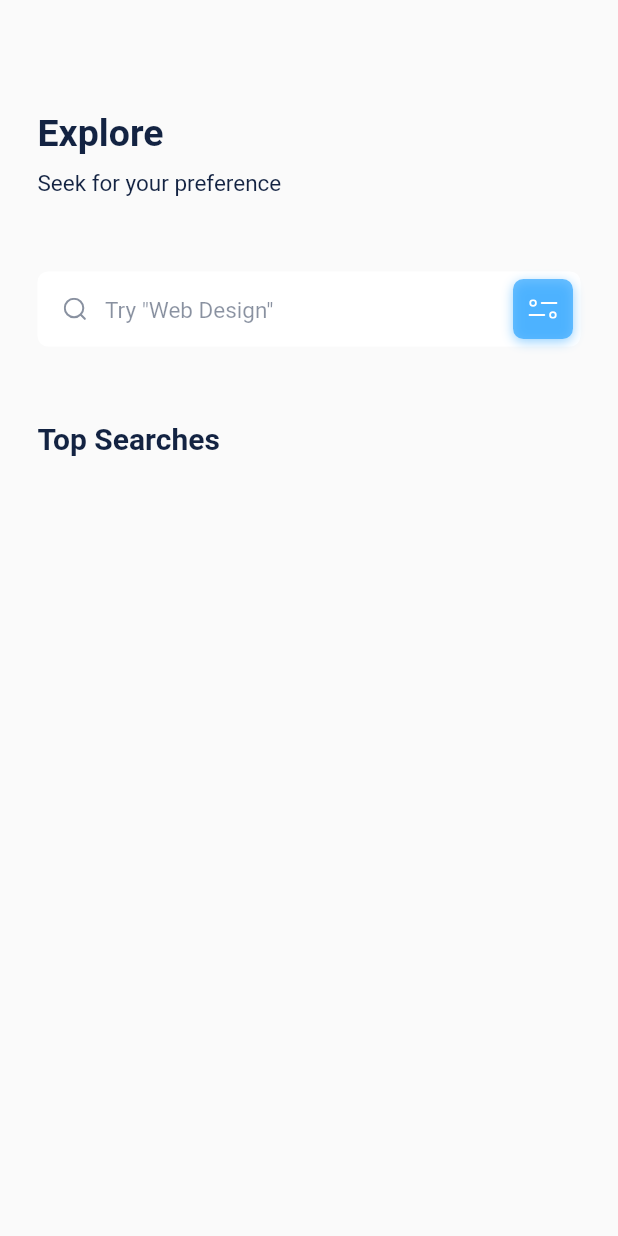
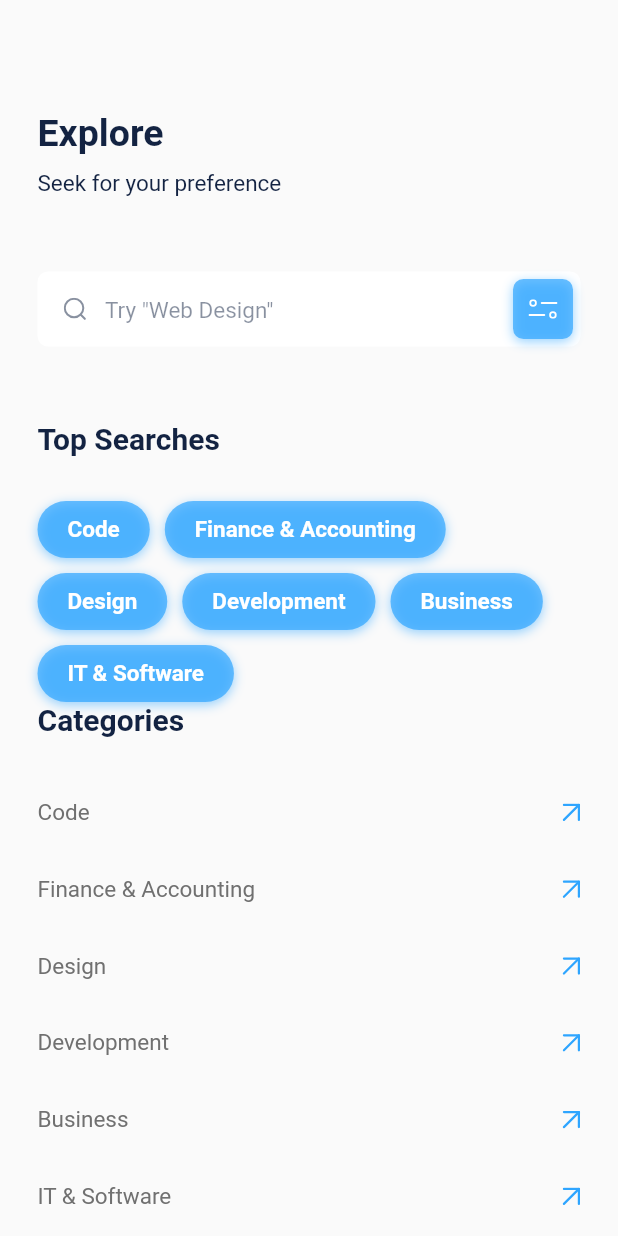
Before and after one commit to shin-nguyen/st_school_app, a Flutter app: the SearchsPage screen opened directly, on a phone screen of 412 x 824 dp. Run offline on Flutter 3.47's test engine with Material 2 defaults, Android fonts, the phone set to English and light mode, and no system bars; our stand-ins replace bottom_navy_bar, chewie, flutter_svg, font_awesome_flutter, get, video_player; missing offline and left inert: dart:html, jwt_decode, pay.

Commit message:
Update search

```diff
--- /dev/null
+++ b/lib/models/category.dart
@@ -0,0 +1,33 @@
+import 'package:flutter/material.dart';
+import 'package:font_awesome_flutter/font_awesome_flutter.dart';
+
+class Category {
+  final String title;
+  final String icon;
+
+  Category(this.title, this.icon);
+}
+
+List<Category> categoryJson = [
+  Category('Code', 'assets/images/code_icon.svg'),
+  Category('Finance & Accounting', 'assets/images/bag_icon.svg'),
+  Category('Design', 'assets/images/brush_icon.svg'),
+  Category('Development', 'assets/images/bag_icon.svg'),
+  Category('Business', 'assets/images/bag_icon.svg'),
+  Category('IT & Software', 'assets/images/bag_icon.svg'),
+];
+
+List<Category> allCategories = [
+  Category('Code', 'assets/images/code_icon.svg'),
+  Category('Finance & Accounting', 'assets/images/bag_icon.svg'),
+  Category('Design', 'assets/images/brush_icon.svg'),
+  Category('Development', 'assets/images/bag_icon.svg'),
+  Category('Business', 'assets/images/bag_icon.svg'),
+  Category('IT & Software', 'assets/images/bag_icon.svg'),
+  Category('Photography & Video', 'assets/images/bag_icon.svg'),
+  Category('Marketing', 'assets/images/bag_icon.svg'),
+  Category('Lifestyle', 'assets/images/bag_icon.svg'),
+  Category('Office Productivity', 'assets/images/bag_icon.svg'),
+  Category('Music', 'assets/images/bag_icon.svg'),
+  Category('Personal Development', 'assets/images/bag_icon.svg'),
+];
--- a/lib/screens/home/search/searchs-page.dart
+++ b/lib/screens/home/search/searchs-page.dart
@@ -1,15 +1,10 @@
-import 'dart:convert';
-
 import 'package:flutter/material.dart';
-import 'package:flutter/services.dart';
 import 'package:st_school_app/constants/system_constants.dart';
-import 'package:st_school_app/screens/home/my-courses/components/my-courses.dart';
-import 'package:st_school_app/utils/app_color.dart';
-import 'package:st_school_app/widgets/categories_search.dart';
-import 'package:material_floating_search_bar/material_floating_search_bar.dart';
 import 'package:st_school_app/widgets/custom_heading.dart';
+import 'package:st_school_app/widgets/custom_place_holder.dart';
 import 'package:st_school_app/widgets/custom_title.dart';
 import 'package:st_school_app/widgets/custome_search_field.dart';
+import 'package:st_school_app/models/category.dart';
 
 class SearchsPage extends StatefulWidget {
   const SearchsPage({Key? key}) : super(key: key);
@@ -41,34 +36,84 @@ class _SearchsPageState extends State<SearchsPage> {
       padding: const EdgeInsets.all(appPadding),
       child: Column(
         crossAxisAlignment: CrossAxisAlignment.start,
-        children: const [
-          SizedBox(
+        children: <Widget>[
+          const SizedBox(
             height: spacer - 1.0,
           ),
 
           //Header
-          CustomHeading(
+          const CustomHeading(
             title: "Explore",
             subTitle: "Seek for your preference",
             color: secondary,
           ),
-          SizedBox(height: spacer),
+          const SizedBox(height: spacer),
 
           // search
-          CustomSearchField(
+          const CustomSearchField(
             hintField: 'Try "Web Design"',
             backgroundColor: textWhite,
           ),
-          SizedBox(height: spacer),
+          const SizedBox(height: spacer),
 
           //title
-          CustomTitle(title: 'Top Searches', extend: false),
-          SizedBox(height: smallSpacer),
+          const CustomTitle(title: 'Top Searches', extend: false),
+          const SizedBox(height: smallSpacer),
 
-          // Wrap(
-          //   spacing: 10.0,
+          Wrap(
+            spacing: 10.0,
+            runSpacing: 10.0,
+            children: List.generate(categoryJson.length, (index) {
+              return Container(
+                padding: const EdgeInsets.only(
+                  left: 20.0,
+                  right: 20.0,
+                  top: 10.0,
+                  bottom: 10.0,
+                ),
+                decoration: BoxDecoration(
+                  color: primary.withOpacity(0.7),
+                  borderRadius: BorderRadius.circular(100.0),
+                  boxShadow: [
+                    BoxShadow(
+                      color: primary.withOpacity(0.5),
+                      spreadRadius: 0.0,
+                      blurRadius: 6.0,
+                      offset: const Offset(0, 2),
+                    )
+                  ],
+                ),
+                child: Text(
+                  categoryJson[index].title,
+                  style: const TextStyle(
+                    color: textWhite,
+                    fontSize: 15.0,
+                    fontWeight: FontWeight.w700,
+                  ),
+                ),
+              );
+            }),
+          ),
 
-          // )
+          //title
+          const CustomTitle(title: 'Categories', extend: false),
+          const SizedBox(height: smallSpacer),
+
+          //list categories
+          Column(
+            children: List.generate(allCategories.length, (index) {
+              var data = allCategories[index];
+              return Padding(
+                padding: const EdgeInsets.only(bottom: miniSpacer),
+                child: GestureDetector(
+                  onTap: () {},
+                  child: CunstomPlaceHolder(
+                    title: data.title,
+                  ),
+                ),
+              );
+            }),
+          )
         ],
       ),
     );
--- /dev/null
+++ b/lib/widgets/custom_place_holder.dart
@@ -0,0 +1,50 @@
+import 'package:flutter/cupertino.dart';
+import 'package:flutter/material.dart';
+import 'package:flutter_svg/svg.dart';
+import 'package:st_school_app/constants/system_constants.dart';
+
+class CunstomPlaceHolder extends StatefulWidget {
+  const CunstomPlaceHolder(
+      {Key? key, required this.title, this.isSwitch = false})
+      : super(key: key);
+  final String title;
+  final bool isSwitch;
+
+  @override
+  _CunstomPlaceHolderState createState() => _CunstomPlaceHolderState();
+}
+
+class _CunstomPlaceHolderState extends State<CunstomPlaceHolder> {
+  bool switchValue = false;
+  @override
+  Widget build(BuildContext context) {
+    var size = MediaQuery.of(context).size;
+    return Container(
+      width: size.width,
+      height: size.width * .1,
+      child: Row(
+        mainAxisAlignment: MainAxisAlignment.spaceBetween,
+        children: [
+          Text(
+            widget.title,
+            style: TextStyle(
+              fontSize: 15.0,
+              color: grey,
+            ),
+          ),
+          (widget.isSwitch)
+              ? CupertinoSwitch(
+                  value: switchValue,
+                  activeColor: primary,
+                  onChanged: (bool newValue) {
+                    setState(() {
+                      switchValue = newValue;
+                    });
+                  },
+                )
+              : SvgPicture.asset(assetImg + 'arrow_up_icon.svg'),
+        ],
+      ),
+    );
+  }
+}
```
Also changed, not shown: lib/models/category_model.dart (deleted, +0 -30 lines), lib/widgets/categories_search.dart (deleted, +0 -54 lines), assets/images/arrow_up_icon.svg (added), assets/images/bag_icon.svg (added), assets/images/brush_icon.svg (added), assets/images/code_icon.svg (added).
